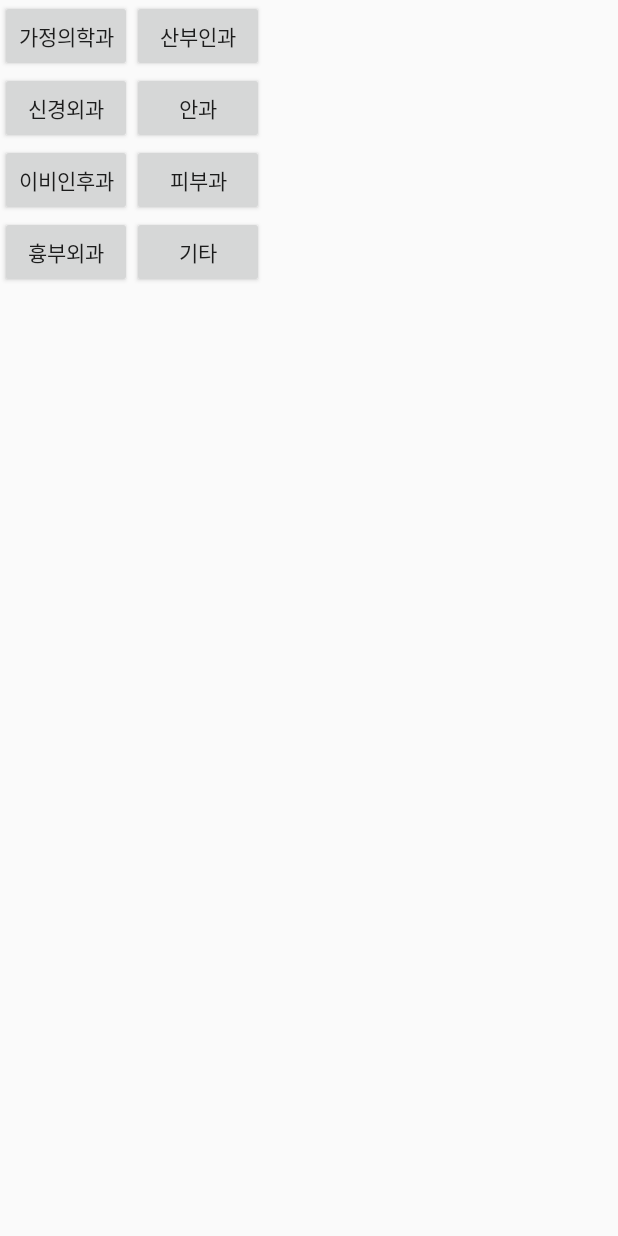
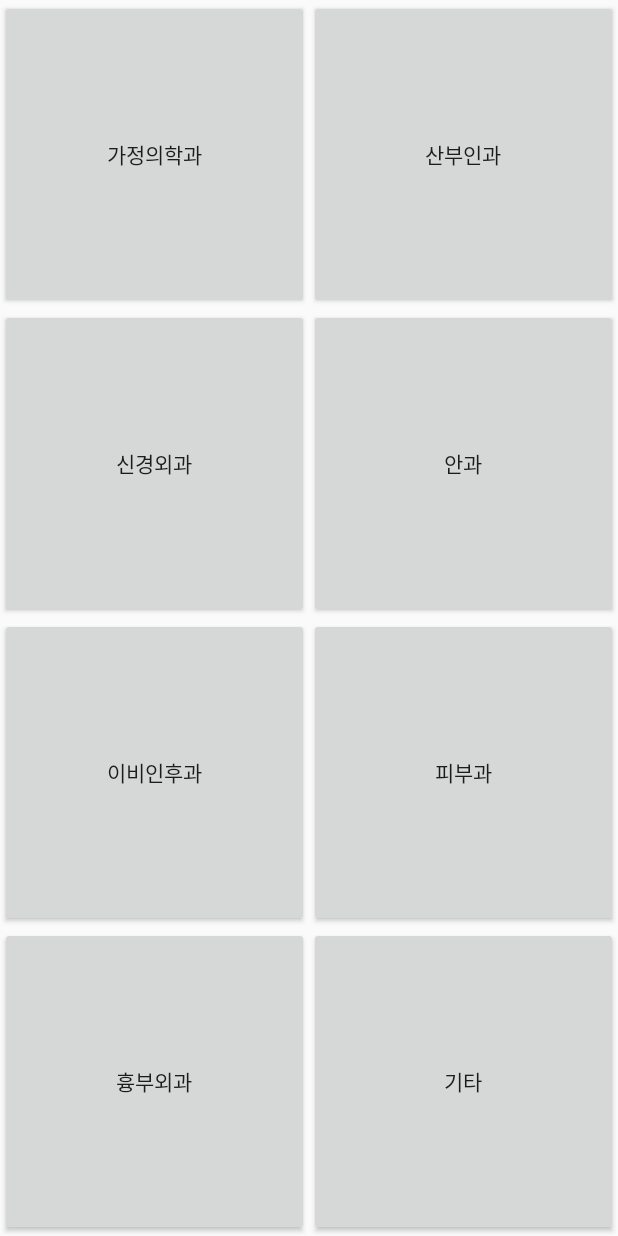
Before and after one commit to Jake2433/HospitalRoom, an Android app: the SignIn screen opened directly, with no data from a screen before it, on a phone screen of 412 x 824 dp. Run offline under Robolectric (Android 15) with nearby library versions, the phone set to English and light mode, and no system bars.

Commit message:
테이블레이아웃 수정

```diff
--- a/app/src/main/res/layout/activity_signin.xml
+++ b/app/src/main/res/layout/activity_signin.xml
@@ -1,14 +1,14 @@
 <?xml version="1.0" encoding="utf-8"?>
-<TableLayout
-    xmlns:android="http://schemas.android.com/apk/res/android"
-    android:orientation="vertical" android:layout_width="match_parent"
+<TableLayout xmlns:android="http://schemas.android.com/apk/res/android"
+    xmlns:app="http://schemas.android.com/apk/res-auto"
+    android:orientation="vertical"
+    android:stretchColumns="*"
+    android:layout_width="wrap_content"
     android:layout_height="match_parent">
 
     <TableRow
-        android:layout_width="wrap_content"
-        android:layout_height="wrap_content">
-
-
+        android:layout_height="0dp"
+        android:layout_weight="1">
         <Button
             android:id="@+id/Btn_Main1"
             android:layout_width="match_parent"
@@ -22,38 +22,54 @@
             android:text="산부인과" />
     </TableRow>
 
-    <TableRow>
+    <TableRow
+        android:layout_height="0dp"
+        android:layout_weight="1">
 
         <Button
             android:id="@+id/Btn_Main3"
+            android:layout_width="match_parent"
+            android:layout_height="match_parent"
             android:text="신경외과" />
 
         <Button
             android:id="@+id/Btn_Main4"
+            android:layout_width="match_parent"
+            android:layout_height="match_parent"
             android:text="안과" />
     </TableRow>
 
     <TableRow
-        android:layout_width="match_parent"
-        android:layout_height="match_parent">
+        android:layout_height="0dp"
+        android:layout_weight="1">
 
         <Button
             android:id="@+id/Btn_Main5"
+            android:layout_width="match_parent"
+            android:layout_height="match_parent"
             android:text="이비인후과" />
 
         <Button
             android:id="@+id/Btn_Main6"
+            android:layout_width="match_parent"
+            android:layout_height="match_parent"
             android:text="피부과" />
     </TableRow>
 
-    <TableRow>
+    <TableRow
+        android:layout_height="0dp"
+        android:layout_weight="1">
 
         <Button
             android:id="@+id/Btn_Main7"
+            android:layout_width="match_parent"
+            android:layout_height="match_parent"
             android:text="흉부외과" />
 
         <Button
             android:id="@+id/Btn_Main8"
+            android:layout_width="match_parent"
+            android:layout_height="match_parent"
             android:text="기타" />
     </TableRow>
 
```
